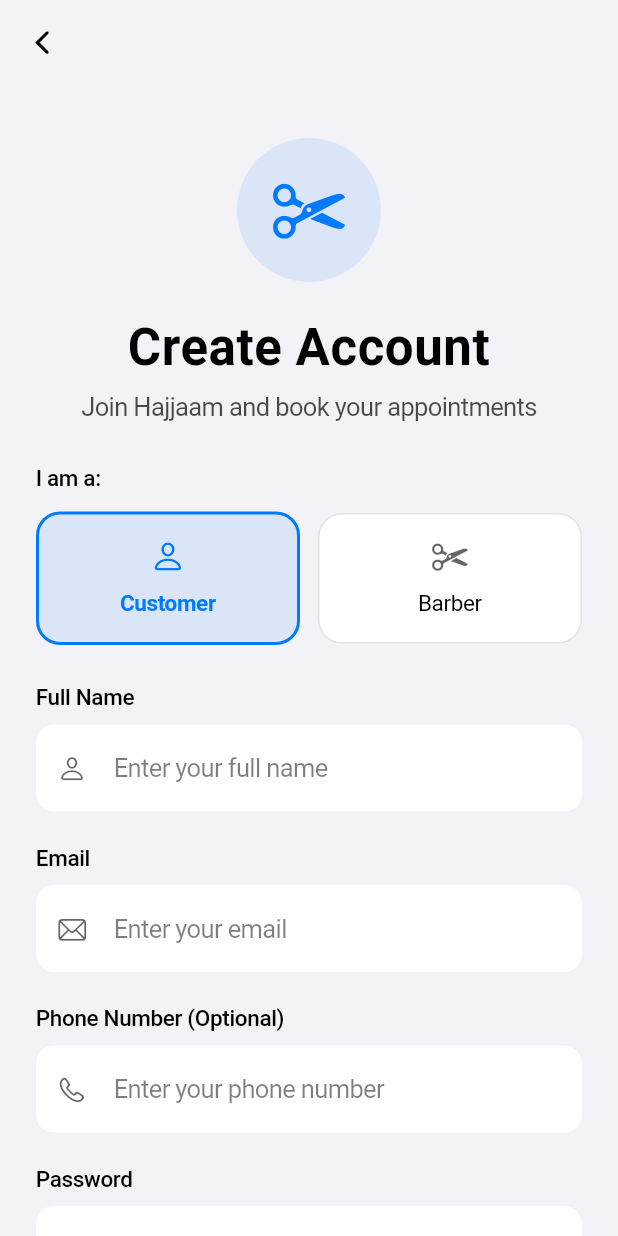
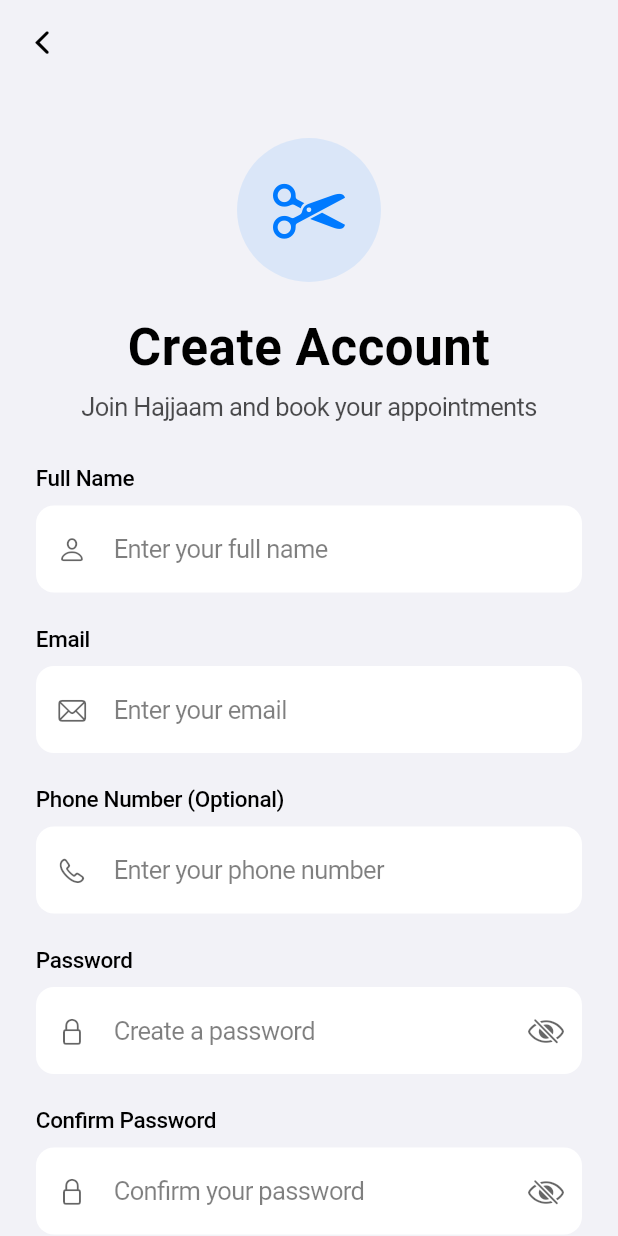
Before and after one commit to arkhan2/hajjam-app, a Flutter app: the SignUpScreen screen opened directly, on a phone screen of 412 x 824 dp. Run offline on Flutter 3.47's test engine with Material 3 defaults, Android fonts, the phone set to English and light mode, and no system bars; our stand-ins replace firebase_auth, firebase_core; missing offline and left inert: hajjaam_core; accounts and stored records are empty.

```diff
--- a/lib/main.dart
+++ b/lib/main.dart
@@ -34,7 +34,7 @@
   @override
   Widget build(BuildContext context) {
     return MaterialApp(
-      title: 'Hajjaam',
+      title: 'Hajjaam Customer',
       debugShowCheckedModeBanner: false,
       theme: AppTheme.lightTheme,
       darkTheme: AppTheme.darkTheme,
--- a/lib/models/user_model.dart
+++ /dev/null
@@ -1,89 +0,0 @@
-import 'package:flutter/foundation.dart';
-
-class User {
-  final String id;
-  final String email;
-  final String name;
-  final String userType; // 'user' or 'barber'
-  final DateTime createdAt;
-  final String? phoneNumber;
-  final String? profileImageUrl;
-
-  User({
-    required this.id,
-    required this.email,
-    required this.name,
-    required this.userType,
-    required this.createdAt,
-    this.phoneNumber,
-    this.profileImageUrl,
-  });
-
-  // Convert User object to JSON map
-  Map<String, dynamic> toJson() {
-    return {
-      'uid': id,
-      'email': email,
-      'name': name,
-      'userType': userType,
-      'createdAt': createdAt.toIso8601String(),
-      'phoneNumber': phoneNumber,
-      'profileImageUrl': profileImageUrl,
-    };
-  }
-
-  // Create User object from JSON map
-  factory User.fromJson(Map<String, dynamic> json) {
-    return User(
-      id: json['uid'] as String,
-      email: json['email'] as String,
-      name: json['name'] as String,
-      userType: json['userType'] as String,
-      createdAt: DateTime.parse(json['createdAt'] as String),
-      phoneNumber: json['phoneNumber'] as String?,
-      profileImageUrl: json['profileImageUrl'] as String?,
-    );
-  }
-
-  // Helper to create a copy of the user with updated fields
-  User copyWith({
-    String? id,
-    String? email,
-    String? name,
-    String? userType,
-    DateTime? createdAt,
-    ValueGetter<String?>? phoneNumber,
-    ValueGetter<String?>? profileImageUrl,
-  }) {
-    return User(
-      id: id ?? this.id,
-      email: email ?? this.email,
-      name: name ?? this.name,
-      userType: userType ?? this.userType,
-      createdAt: createdAt ?? this.createdAt,
-      phoneNumber: phoneNumber != null ? phoneNumber() : this.phoneNumber,
-      profileImageUrl:
-          profileImageUrl != null ? profileImageUrl() : this.profileImageUrl,
-    );
-  }
-
-  // Helper to check if user is a barber
-  bool get isBarber => userType == 'barber';
-
-  // Helper to check if user is a regular user
-  bool get isUser => userType == 'user';
-
-  @override
-  String toString() {
-    return 'User(id: $id, email: $email, name: $name, userType: $userType)';
-  }
-
-  @override
-  bool operator ==(Object other) {
-    if (identical(this, other)) return true;
-    return other is User && other.id == id;
-  }
-
-  @override
-  int get hashCode => id.hashCode;
-}
--- a/lib/screens/auth/login_screen.dart
+++ b/lib/screens/auth/login_screen.dart
@@ -1,6 +1,6 @@
 import 'package:flutter/material.dart';
 import 'package:flutter/cupertino.dart';
-import '../../services/auth_service.dart';
+import 'package:hajjaam_core/hajjaam_core.dart';
 import '../main_screen.dart';
 import 'signup_screen.dart';
 
--- a/lib/screens/auth/signup_screen.dart
+++ b/lib/screens/auth/signup_screen.dart
@@ -1,7 +1,7 @@
 import 'package:flutter/material.dart';
 import 'package:flutter/cupertino.dart';
 import 'package:firebase_auth/firebase_auth.dart'; // ✅ Added for error handling
-import '../../services/auth_service.dart';
+import 'package:hajjaam_core/hajjaam_core.dart';
 import '../main_screen.dart';
 import 'login_screen.dart';
 
@@ -24,7 +24,8 @@
   bool _isLoading = false;
   bool _obscurePassword = true;
   bool _obscureConfirmPassword = true;
-  String _selectedUserType = 'user';
+  // Customer app only allows 'user' type
+  final String _selectedUserType = 'user';
   String? _errorText; // ✅ For showing error message on screen
 
   @override
@@ -191,36 +192,6 @@
                   ),
                   const SizedBox(height: 16),
                 ],
-
-                // User Type Selection
-                Text(
-                  'I am a:',
-                  style: theme.textTheme.bodyMedium?.copyWith(
-                    fontWeight: FontWeight.w500,
-                    color: theme.colorScheme.onSurface,
-                  ),
-                ),
-                const SizedBox(height: 12),
-                Row(
-                  children: [
-                    Expanded(
-                      child: _buildUserTypeOption(
-                        'user',
-                        'Customer',
-                        CupertinoIcons.person,
-                      ),
-                    ),
-                    const SizedBox(width: 12),
-                    Expanded(
-                      child: _buildUserTypeOption(
-                        'barber',
-                        'Barber',
-                        CupertinoIcons.scissors,
-                      ),
-                    ),
-                  ],
-                ),
-                const SizedBox(height: 24),
 
                 _buildTextField(
                   controller: _nameController,
@@ -389,54 +360,6 @@
     );
   }
 
-  Widget _buildUserTypeOption(String value, String label, IconData icon) {
-    final theme = Theme.of(context);
-    final isSelected = _selectedUserType == value;
-
-    return GestureDetector(
-      onTap: () {
-        setState(() => _selectedUserType = value);
-      },
-      child: AnimatedContainer(
-        duration: const Duration(milliseconds: 200),
-        padding: const EdgeInsets.symmetric(vertical: 16, horizontal: 12),
-        decoration: BoxDecoration(
-          color: isSelected
-              ? theme.colorScheme.primary.withAlpha(25)
-              : theme.cardColor,
-          borderRadius: BorderRadius.circular(16),
-          border: Border.all(
-            color: isSelected
-                ? theme.colorScheme.primary
-                : theme.colorScheme.outline.withAlpha(51),
-            width: isSelected ? 2 : 1,
-          ),
-        ),
-        child: Column(
-          children: [
-            Icon(
-              icon,
-              color: isSelected
-                  ? theme.colorScheme.primary
-                  : theme.colorScheme.onSurface.withAlpha(153),
-              size: 24,
-            ),
-            const SizedBox(height: 8),
-            Text(
-              label,
-              style: theme.textTheme.bodyMedium?.copyWith(
-                color: isSelected
-                    ? theme.colorScheme.primary
-                    : theme.colorScheme.onSurface,
-                fontWeight: isSelected ? FontWeight.w600 : FontWeight.w400,
-              ),
-            ),
-          ],
-        ),
-      ),
-    );
-  }
-
   Widget _buildTextField({
     required TextEditingController controller,
     required String label,
--- a/lib/screens/booking_screen.dart
+++ b/lib/screens/booking_screen.dart
@@ -1,8 +1,6 @@
 import 'package:flutter/material.dart';
 import 'package:flutter/cupertino.dart';
-import '../models/appointment.dart';
-import '../services/auth_service.dart';
-import '../services/storage_service.dart';
+import 'package:hajjaam_core/hajjaam_core.dart';
 
 class BookingScreen extends StatefulWidget {
   const BookingScreen({super.key});
--- a/lib/screens/profile_screen.dart
+++ b/lib/screens/profile_screen.dart
@@ -1,7 +1,6 @@
 import 'package:flutter/material.dart';
 import 'package:flutter/cupertino.dart';
-import '../../services/auth_service.dart';
-import '../../models/user_model.dart';
+import 'package:hajjaam_core/hajjaam_core.dart';
 import 'auth/login_screen.dart';
 
 class ProfileScreen extends StatefulWidget {
--- a/lib/utils/constants.dart
+++ /dev/null
@@ -1,3 +0,0 @@
-class Constants {
-  static const appName = 'Hajjaam';
-}
--- a/pubspec.yaml
+++ b/pubspec.yaml
@@ -1,5 +1,5 @@
-name: hajjaam_app
-description: "A new Flutter project."
+name: hajjaam_customer
+description: "Hajjaam Customer App - Book appointments with barbers"
 publish_to: 'none'
 
 version: 1.0.0+1
@@ -17,6 +17,8 @@
   firebase_auth: ^5.1.1
   cloud_firestore: ^5.0.2
   google_sign_in: ^6.2.1
+  hajjaam_core:
+    path: ../hajjaam_core
 
 dev_dependencies:
   flutter_test:
```
Also changed, not shown: lib/models/appointment.dart (deleted, +0 -136 lines), lib/screens/my_appointments_screen.dart (+3 -5 lines), lib/services/auth_service.dart (deleted, +0 -181 lines), lib/services/storage_service.dart (deleted, +0 -110 lines), firebase.json, lib/models/booking.dart (deleted), lib/services/barber_service.dart (deleted), pubspec.lock, 5 other files.
